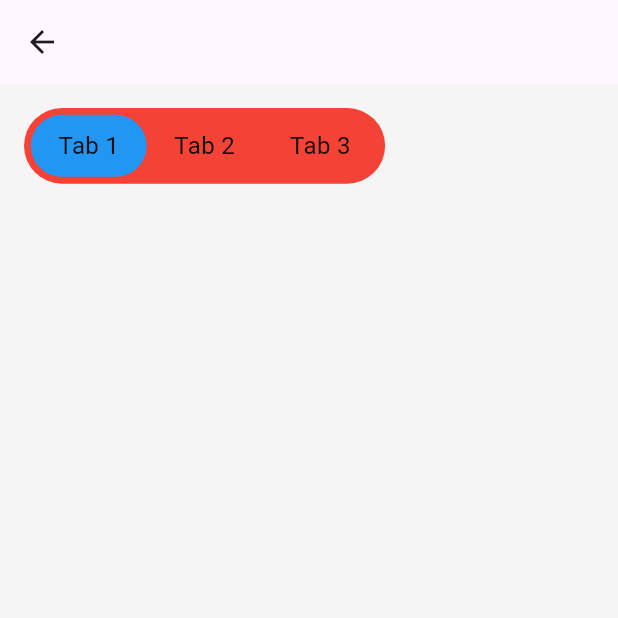
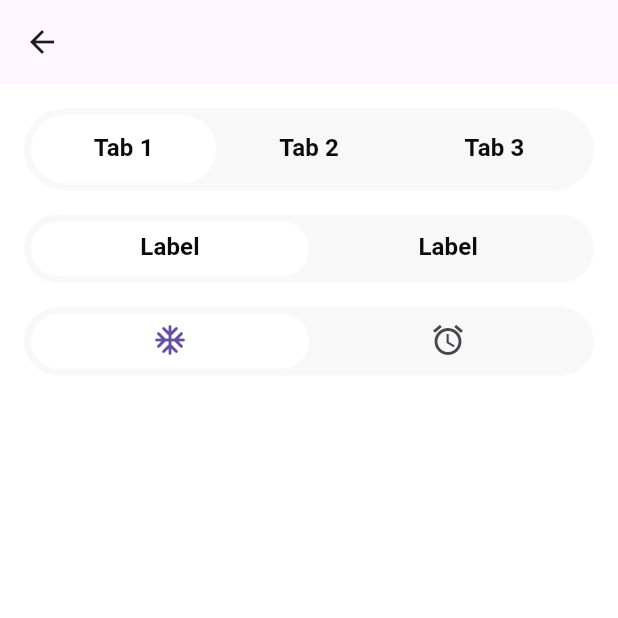
Before and after one commit to teamflutter/nova-design-system-flutter, a Flutter app: the SegmentedControlSamples screen opened directly, on a phone screen of 412 x 824 dp, the top half of it. Run offline on Flutter 3.47's test engine with Material 3 defaults, Android fonts, the phone set to English and light mode, and no system bars; our stand-ins replace flutter_screenutil; Roboto replaces fonts that are missing (DM-Sans).

Commit message:
feat: animation added to segmented control

````diff
--- a/example/lib/samples/SegmentedControlSample.dart
+++ b/example/lib/samples/SegmentedControlSample.dart
@@ -1,41 +1,60 @@
 import 'package:flutter/material.dart';
-import 'package:nova_design_system_flutter/components/NAccordion.dart';
-import 'package:nova_design_system_flutter/components/NRadioButton.dart';
 import 'package:nova_design_system_flutter/components/NSegmentedControl.dart';
 
 class SegmentedControlSamples extends StatefulWidget {
   const SegmentedControlSamples({super.key});
 
   @override
-  State<SegmentedControlSamples> createState() => _SegmentedControlSamplesState();
+  State<SegmentedControlSamples> createState() =>
+      _SegmentedControlSamplesState();
 }
 
 class _SegmentedControlSamplesState extends State<SegmentedControlSamples> {
-  bool _isSelected = false;
 
   @override
   Widget build(BuildContext context) {
     return Scaffold(
       appBar: AppBar(),
-      backgroundColor: const Color(0xFFF5F5F5),
+      backgroundColor: const Color(0xFFFFFFFF),
       body: SingleChildScrollView(
         padding: const EdgeInsets.all(16),
         child: Column(
           crossAxisAlignment: CrossAxisAlignment.start,
           mainAxisAlignment: MainAxisAlignment.start,
           children: [
-            SegmentedControl(
+            NSegmentedControl(
               items: [
                 SegmentedControlItem(text: "Tab 1"),
                 SegmentedControlItem(text: "Tab 2"),
                 SegmentedControlItem(text: "Tab 3"),
               ],
               selectedIndex: 0,
-              onIndexChanged: (index) {
-                print("Selected index: $index");
-              },
+              onIndexChanged: (index) {},
               size: SegmentedControlSize.md,
-              controlBgColor: Colors.red,
+            ),
+            const SizedBox(
+              height: 16,
+            ),
+            NSegmentedControl(
+              items: [
+                SegmentedControlItem(text: "Label"),
+                SegmentedControlItem(text: "Label"),
+              ],
+              selectedIndex: 0,
+              onIndexChanged: (index) {},
+              size: SegmentedControlSize.sm,
+            ),
+            const SizedBox(
+              height: 16,
+            ),
+            NSegmentedControl(
+              items: [
+                SegmentedControlItem(icon: const Icon(Icons.ac_unit_rounded)),
+                SegmentedControlItem(icon: const Icon(Icons.access_alarm)),
+              ],
+              selectedIndex: 0,
+              onIndexChanged: (index) {},
+              size: SegmentedControlSize.sm,
             ),
           ],
         ),
--- a/lib/components/NSegmentedControl.dart
+++ b/lib/components/NSegmentedControl.dart
@@ -5,6 +5,42 @@ import '../theme/AppColors.dart';
 import '../theme/AppTypography.dart';
 import '../theme/ResponsiveUtil.dart';
 import '../theme/ThemeUtils.dart';
+
+/// A custom Segmented Control widget similar to a `TabBar` that allows
+/// users to select between different segments with a smooth animation.
+/// It supports both text and icon-based segments, as well as customizable
+/// background and indicator colors.
+///
+/// Usage:
+/// ```dart
+/// SegmentedControl(
+///   items: [
+///     SegmentedControlItem(text: "Tab 1"),
+///     SegmentedControlItem(text: "Tab 2"),
+///   ],
+///   selectedIndex: 0,
+///   onIndexChanged: (index) {
+///     // Handle index change
+///   },
+///   size: SegmentedControlSize.md,
+///   tabBgColor: Colors.blue,
+///   tabTextColor: Colors.white,
+///   indicatorBgColor: Colors.white,
+/// )
+/// ```
+/// Parameters:
+/// - `items`: A list of `SegmentedControlItem` that can either have text or an icon (but not both). The widget will display them as segments.
+/// - `selectedIndex`: The initial index that is selected when the widget is first displayed. This should be an integer that corresponds to the index in the `items` list.
+/// - `onIndexChanged`: A callback function that will be triggered whenever the selected index is changed by the user.
+/// - `size`: Specifies the size of the segmented control. Can be either `SegmentedControlSize.sm` (small) or `SegmentedControlSize.md` (medium).
+/// - `tabBgColor`: The background color of the tab item. Defaults to light gray if not provided.
+/// - `tabTextColor`: The color of the text on the tab. Defaults to black if not provided.
+/// - `indicatorBgColor`: The background color of the indicator that highlights the selected tab. Defaults to white if not provided.
+///
+/// Notes:
+/// - The widget automatically adapts to the size (either small or medium) based on the `size` parameter.
+/// - Text and icon cannot be used simultaneously for a single item. You need to provide one or the other.
+/// - This widget uses a `TabController` to manage the selection state and animation of the indicator.
 
 class SegmentedControlItem {
   final String? text;
@@ -19,49 +55,83 @@ class SegmentedControlItem {
 
 enum SegmentedControlSize { sm, md }
 
-class SegmentedControl extends StatelessWidget {
+class NSegmentedControl extends StatefulWidget {
   final List<SegmentedControlItem> items;
   final int selectedIndex;
   final ValueChanged<int> onIndexChanged;
   final SegmentedControlSize size;
-  final Color? itemBgColor;
-  final Color? itemTextColor;
-  final Color? controlBgColor;
+  final Color? tabBgColor;
+  final Color? tabTextColor;
+  final Color? indicatorBgColor;
 
-  const SegmentedControl({
+  const NSegmentedControl({
     super.key,
     required this.items,
     required this.selectedIndex,
     required this.onIndexChanged,
     required this.size,
-    this.itemBgColor,
-    this.itemTextColor,
-    this.controlBgColor,
+    this.tabBgColor,
+    this.tabTextColor,
+    this.indicatorBgColor,
   }) : assert(items.length > 1,
             "There must be at least 2 items in the segmented control");
 
   @override
+  State<NSegmentedControl> createState() => _NSegmentedControlState();
+}
+
+class _NSegmentedControlState extends State<NSegmentedControl>
+    with SingleTickerProviderStateMixin {
+  late TabController _tabController;
+
+  @override
+  void initState() {
+    super.initState();
+    _tabController = TabController(
+        vsync: this,
+        length: widget.items.length,
+        initialIndex: widget.selectedIndex);
+  }
+
+  @override
+  void dispose() {
+    _tabController.dispose();
+    super.dispose();
+  }
+
+  @override
   Widget build(BuildContext context) {
-    final isSm = size == SegmentedControlSize.sm;
+    final isSm = widget.size == SegmentedControlSize.sm;
+    final typography = AppTypography.uiStyle(context);
+    final ColorPalette colorPalette = ThemeUtils.getPalette(context);
 
-    final typography = AppTypography.uiStyle(context);
-
-    final ColorPalette colorPalette = ThemeUtils.getPalette(context);
     return Container(
+      height: isSm ? ResponsiveUtils.height(40) : ResponsiveUtils.height(48),
+      decoration: BoxDecoration(
+        color: widget.tabBgColor ?? colorPalette.lightGray,
+        borderRadius: BorderRadius.circular(ResponsiveUtils.radius(999)),
+      ),
+      child: TabBar(
+        controller: _tabController,
+        dividerHeight: 0,
+        onTap: widget.onIndexChanged,
         padding: EdgeInsets.symmetric(
           vertical: ResponsiveUtils.width(4),
-          horizontal: ResponsiveUtils.width(4)),
-      decoration: BoxDecoration(
-        color: controlBgColor ?? colorPalette.lightGray,
-        borderRadius: BorderRadius.circular(999.r),
+          horizontal: ResponsiveUtils.width(4),
         ),
-      child: Row(
-        mainAxisSize: MainAxisSize.min,
-        children: List.generate(items.length, (index) {
-          final item = items[index];
-          final isSelected = index == selectedIndex;
+        indicatorSize: TabBarIndicatorSize.tab,
+        splashBorderRadius: BorderRadius.circular(ResponsiveUtils.radius(999)),
+        indicator: BoxDecoration(
+          color: widget.indicatorBgColor ?? colorPalette.pureWhite,
+          borderRadius: BorderRadius.all(
+            Radius.circular(
+              ResponsiveUtils.radius(999),
+            ),
+          ),
+        ),
+        tabs: List.generate(widget.items.length, (index) {
+          final item = widget.items[index];
 
-          // Determine padding and shape
           final padding = item.text != null
               ? EdgeInsets.symmetric(
                   horizontal: isSm
@@ -71,38 +141,21 @@ class SegmentedControl extends StatelessWidget {
                       ? ResponsiveUtils.width(4)
                       : ResponsiveUtils.width(8),
                 )
-              : EdgeInsets.all(isSm ? 4.r : 16.r);
+              : EdgeInsets.all(isSm ? 4.w : 8.w);
 
-          final shape = item.text != null
-              ? RoundedRectangleBorder(
-                  borderRadius: BorderRadius.circular(999.r),
-                )
-              : const CircleBorder();
-
-          return Material(
-            color:
-                isSelected ? (itemBgColor ?? Colors.blue) : Colors.transparent,
-            shape: shape,
-            child: InkWell(
-              onTap: () => onIndexChanged(index),
-              borderRadius: shape is RoundedRectangleBorder
-                  ? shape.borderRadius.resolve(TextDirection.ltr)
-                  : BorderRadius.circular(999),
+          return Tab(
             child: Container(
               padding: padding,
-                alignment: Alignment.center,
               child: item.text != null
                   ? Text(
                       item.text!,
-                        style: typography.sm.copyWith(
-                            color:
-                                (itemTextColor ?? colorPalette.midnightBlack)),
+                      style:
+                          typography.sm.copyWith(fontWeight: FontWeight.w700),
                     )
                   : SizedBox(
                       height: ResponsiveUtils.height(24),
                       width: ResponsiveUtils.width(24),
                       child: item.icon,
-                      ),
                     ),
             ),
           );
````
Lines whose indentation alone changed are shown as unchanged.
